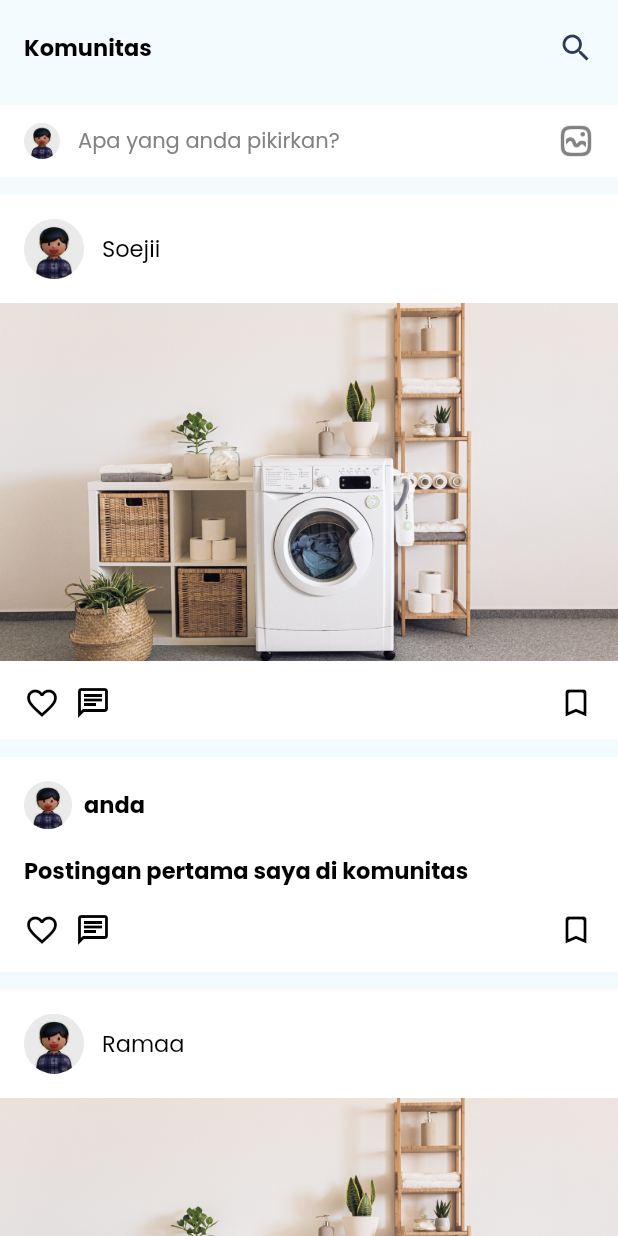
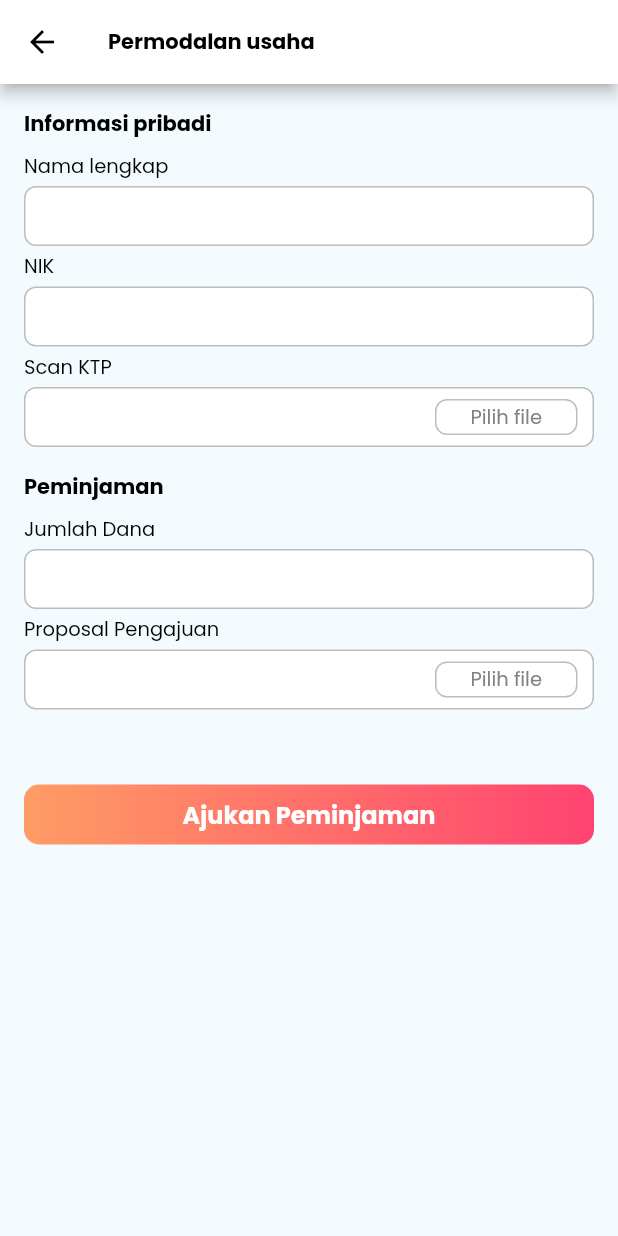
Before and after one commit to Soejii/BukaUsaha, a Flutter app: the screen it shows after launch, on a phone screen of 412 x 824 dp. Run offline on Flutter 3.47's test engine with Material 2 defaults, Android fonts, the light colour scheme and no system bars.

Commit message:
permodalan done

```diff
--- a/lib/main.dart
+++ b/lib/main.dart
@@ -5,6 +5,7 @@ import 'package:buka_usaha/screens/komunitas.dart';
 import 'package:buka_usaha/screens/konsultasi.dart';
 import 'package:buka_usaha/screens/login_screen.dart';
 import 'package:buka_usaha/screens/paket_usaha.dart';
+import 'package:buka_usaha/screens/permodalan.dart';
 import 'package:buka_usaha/screens/profile.dart';
 import 'package:buka_usaha/screens/splash_screen.dart';
 import 'package:flutter/material.dart';
@@ -21,7 +22,7 @@ class MyApp extends StatelessWidget {
   Widget build(BuildContext context) {
     return const MaterialApp(
       debugShowCheckedModeBanner: false,
-      home: Komunitas(),
+      home: Permodalan(),
     );
   }
 }
--- /dev/null
+++ b/lib/screens/permodalan.dart
@@ -0,0 +1,269 @@
+import 'package:buka_usaha/component/styleText.dart';
+import 'package:buka_usaha/utils/const.dart';
+import 'package:flutter/material.dart';
+import 'package:flutter/src/widgets/container.dart';
+import 'package:flutter/src/widgets/framework.dart';
+
+class Permodalan extends StatefulWidget {
+  const Permodalan({super.key});
+
+  @override
+  State<Permodalan> createState() => _PermodalanState();
+}
+
+class _PermodalanState extends State<Permodalan> {
+  @override
+  Widget build(BuildContext context) {
+    return Scaffold(
+      backgroundColor: mainbg,
+      appBar: AppBar(
+        backgroundColor: Colors.white,
+        title: StyleText(
+          data: 'Permodalan usaha',
+          fontSize: 14,
+          fontWeight: FontWeight.w600,
+          color: Colors.black,
+        ),
+        leading: IconButton(
+            onPressed: () {},
+            icon: Icon(
+              Icons.arrow_back,
+              color: Colors.black,
+            )),
+      ),
+      body: ListView(
+        children: [
+          SizedBox(
+            height: 16,
+          ),
+          Padding(
+            padding: EdgeInsets.only(left: 16, right: 16),
+            child: Column(
+              crossAxisAlignment: CrossAxisAlignment.start,
+              children: [
+                StyleText(
+                  data: 'Informasi pribadi',
+                  fontSize: 14,
+                  fontWeight: FontWeight.w600,
+                  color: Colors.black,
+                ),
+                SizedBox(
+                  height: 8,
+                ),
+                StyleText(
+                  data: 'Nama lengkap',
+                  fontSize: 13,
+                  fontWeight: FontWeight.w500,
+                  color: Colors.black,
+                ),
+                SizedBox(
+                  height: 4,
+                ),
+                Container(
+                  width: double.infinity,
+                  height: 40,
+                  decoration: BoxDecoration(
+                    borderRadius: BorderRadius.circular(8),
+                    border: Border.all(
+                      color: Color.fromRGBO(189, 189, 189, 1),
+                      width: 1,
+                    ),
+                    color: Colors.white,
+                  ),
+                ),
+                SizedBox(
+                  height: 4,
+                ),
+                StyleText(
+                  data: 'NIK',
+                  fontSize: 13,
+                  fontWeight: FontWeight.w500,
+                  color: Colors.black,
+                ),
+                SizedBox(
+                  height: 4,
+                ),
+                Container(
+                  width: double.infinity,
+                  height: 40,
+                  decoration: BoxDecoration(
+                    borderRadius: BorderRadius.circular(8),
+                    border: Border.all(
+                      color: Color.fromRGBO(189, 189, 189, 1),
+                      width: 1,
+                    ),
+                    color: Colors.white,
+                  ),
+                ),
+                SizedBox(
+                  height: 4,
+                ),
+                StyleText(
+                  data: 'Scan KTP',
+                  fontSize: 13,
+                  fontWeight: FontWeight.w500,
+                  color: Colors.black,
+                ),
+                SizedBox(
+                  height: 4,
+                ),
+                Container(
+                  width: double.infinity,
+                  height: 40,
+                  decoration: BoxDecoration(
+                    borderRadius: BorderRadius.circular(8),
+                    border: Border.all(
+                      color: Color.fromRGBO(189, 189, 189, 1),
+                      width: 1,
+                    ),
+                    color: Colors.white,
+                  ),
+                  child: Row(
+                    mainAxisAlignment: MainAxisAlignment.end,
+                    children: [
+                      Container(
+                        width: 95,
+                        height: 24,
+                        decoration: BoxDecoration(
+                          borderRadius: BorderRadius.circular(8),
+                          border: Border.all(
+                            color: Color.fromRGBO(189, 189, 189, 1),
+                            width: 1,
+                          ),
+                        ),
+                        child: Center(
+                          child: StyleText(
+                            data: 'Pilih file',
+                            fontSize: 13,
+                            fontWeight: FontWeight.w500,
+                            color: Color.fromRGBO(130, 130, 130, 1),
+                          ),
+                        ),
+                      ),
+                      SizedBox(
+                        width: 10,
+                      )
+                    ],
+                  ),
+                ),
+                SizedBox(
+                  height: 16,
+                ),
+                StyleText(
+                  data: 'Peminjaman',
+                  fontSize: 14,
+                  fontWeight: FontWeight.w600,
+                  color: Colors.black,
+                ),
+                SizedBox(
+                  height: 8,
+                ),
+                StyleText(
+                  data: 'Jumlah Dana',
+                  fontSize: 13,
+                  fontWeight: FontWeight.w500,
+                  color: Colors.black,
+                ),
+                SizedBox(
+                  height: 4,
+                ),
+                Container(
+                  width: double.infinity,
+                  height: 40,
+                  decoration: BoxDecoration(
+                    borderRadius: BorderRadius.circular(8),
+                    border: Border.all(
+                      color: Color.fromRGBO(189, 189, 189, 1),
+                      width: 1,
+                    ),
+                    color: Colors.white,
+                  ),
+                ),
+                SizedBox(
+                  height: 4,
+                ),
+                StyleText(
+                  data: 'Proposal Pengajuan',
+                  fontSize: 13,
+                  fontWeight: FontWeight.w500,
+                  color: Colors.black,
+                ),
+                SizedBox(
+                  height: 4,
+                ),
+                Container(
+                  width: double.infinity,
+                  height: 40,
+                  decoration: BoxDecoration(
+                    borderRadius: BorderRadius.circular(8),
+                    border: Border.all(
+                      color: Color.fromRGBO(189, 189, 189, 1),
+                      width: 1,
+                    ),
+                    color: Colors.white,
+                  ),
+                  child: Row(
+                    mainAxisAlignment: MainAxisAlignment.end,
+                    children: [
+                      Container(
+                        width: 95,
+                        height: 24,
+                        decoration: BoxDecoration(
+                          borderRadius: BorderRadius.circular(8),
+                          border: Border.all(
+                            color: Color.fromRGBO(189, 189, 189, 1),
+                            width: 1,
+                          ),
+                        ),
+                        child: Center(
+                          child: StyleText(
+                            data: 'Pilih file',
+                            fontSize: 13,
+                            fontWeight: FontWeight.w500,
+                            color: Color.fromRGBO(130, 130, 130, 1),
+                          ),
+                        ),
+                      ),
+                      SizedBox(
+                        width: 10,
+                      )
+                    ],
+                  ),
+                ),
+                SizedBox(
+                  height: 50,
+                ),
+                Container(
+                  width: double.infinity,
+                  height: 40,
+                  decoration: BoxDecoration(
+                    borderRadius: BorderRadius.circular(10),
+                    gradient: LinearGradient(
+                      colors: [
+                        Color.fromRGBO(255, 156, 100, 1),
+                        Color.fromRGBO(255, 67, 112, 1),
+                      ],
+                      begin: Alignment.centerLeft,
+                      end: Alignment.centerRight,
+                    ),
+                  ),
+                  child: Center(
+                    child: StyleText(
+                      data: 'Ajukan Peminjaman',
+                      fontSize: 16,
+                      fontWeight: FontWeight.w600,
+                      color: Colors.white,
+                    ),
+                  ),
+                ),
+                SizedBox(
+                  height: 50,
+                )
+              ],
+            ),
+          ),
+        ],
+      ),
+    );
+  }
+}
```
